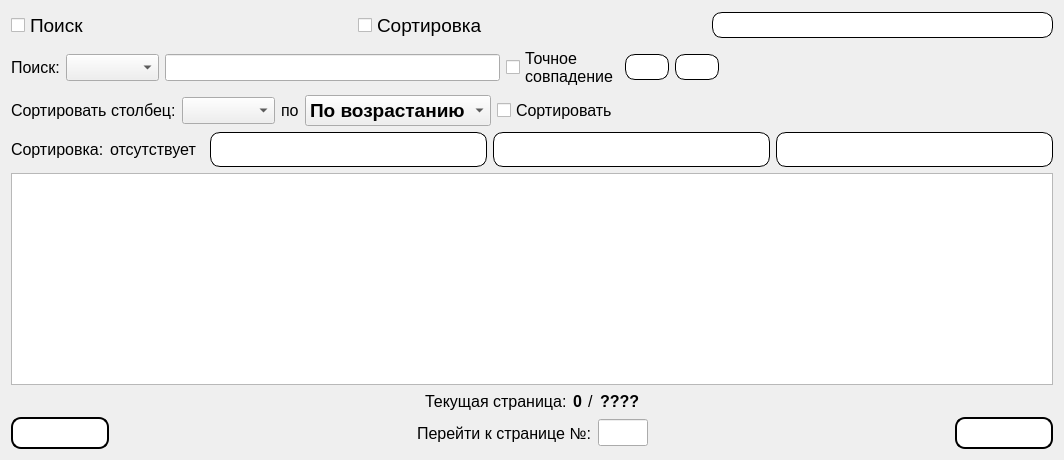
Old version of the form Gui/TabWidgets/Admin/activetables.ui in the repository MyEdit/Casino_Client.
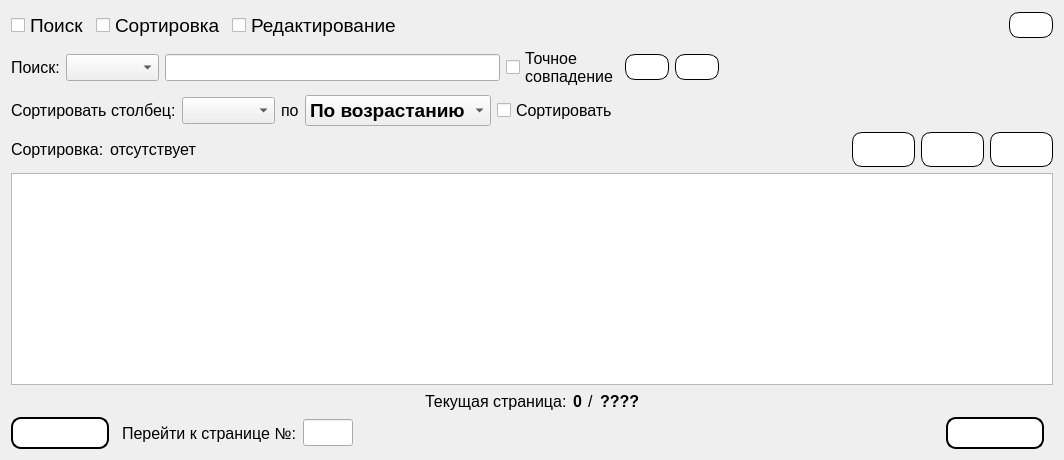
New version of the form. Icons and pictures are not drawn.

```diff
--- a/Gui/TabWidgets/Admin/activetables.ui
+++ b/Gui/TabWidgets/Admin/activetables.ui
@@ -42,11 +42,30 @@
        </property>
       </widget>
      </item>
+     <item>
+      <widget class="QCheckBox" name="checkBox_Editing">
+       <property name="font">
+        <font>
+         <family>Segoe UI</family>
+         <pointsize>14</pointsize>
+        </font>
+       </property>
+       <property name="text">
+        <string>Редактирование</string>
+       </property>
+      </widget>
+     </item>
      <item>
       <spacer name="horizontalSpacer_2">
        <property name="orientation">
         <enum>Qt::Horizontal</enum>
        </property>
+       <property name="sizeHint" stdset="0">
+        <size>
+         <width>0</width>
+         <height>0</height>
+        </size>
+       </property>
       </spacer>
      </item>
      <item>
@@ -369,6 +388,12 @@
        <property name="orientation">
         <enum>Qt::Horizontal</enum>
        </property>
+       <property name="sizeHint" stdset="0">
+        <size>
+         <width>0</width>
+         <height>0</height>
+        </size>
+       </property>
       </spacer>
      </item>
      <item>
@@ -594,6 +619,9 @@
    </item>
    <item>
     <layout class="QHBoxLayout" name="horizontalLayout_10">
+     <property name="rightMargin">
+      <number>9</number>
+     </property>
      <item>
       <widget class="QPushButton" name="prevButton">
        <property name="font">
@@ -640,12 +668,6 @@
        <property name="orientation">
         <enum>Qt::Horizontal</enum>
        </property>
-       <property name="sizeHint" stdset="0">
-        <size>
-         <width>40</width>
-         <height>20</height>
-        </size>
-       </property>
       </spacer>
      </item>
      <item>
```
